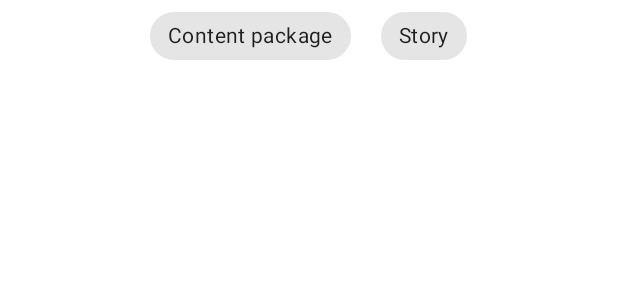
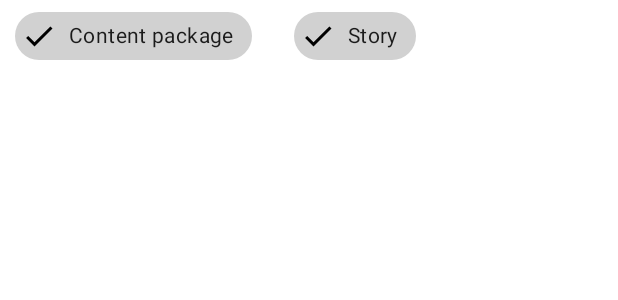
Before and after one commit to SabaPablo/CBCNews, an Android app: the layout fragment_home.xml on its own in the app's theme, with its tools: preview values and no code run, on a phone screen of 412 x 824 dp. Shown: the top 300 px of the screen. Run offline under Robolectric (Android 15) with nearby library versions, the phone set to English and light mode, and no system bars.

Commit message:
added filters

```diff
--- a/app/src/main/res/layout/activity_main.xml
+++ b/app/src/main/res/layout/activity_main.xml
@@ -41,7 +41,7 @@
                         android:layout_width="wrap_content"
                         android:layout_height="wrap_content"
                         android:fontFamily="sans-serif-medium"
-                        android:text="CBC"
+                        android:text="CBC News"
                         android:textSize="30sp" />
 
                 </LinearLayout>
--- a/app/src/main/res/layout/fragment_home.xml
+++ b/app/src/main/res/layout/fragment_home.xml
@@ -6,8 +6,8 @@
     android:layout_height="match_parent"
     tools:context=".ui.home.HomeFragment">
 
-    <com.google.android.flexbox.FlexboxLayout
-        android:id="@+id/flexboxLayout"
+    <com.google.android.material.chip.ChipGroup
+        android:id="@+id/filter_cg"
         android:layout_width="match_parent"
         android:layout_height="wrap_content"
         android:gravity="clip_horizontal"
@@ -25,6 +25,7 @@
                 android:layout_height="wrap_content"
                 android:layout_marginLeft="10dp"
                 android:layout_marginRight="10dp"
+                android:checked="true"
                 android:text="Content package" />
 
             <com.google.android.material.chip.Chip
@@ -33,15 +34,15 @@
                 android:layout_height="wrap_content"
                 android:layout_marginLeft="10dp"
                 android:layout_marginRight="10dp"
-
+                android:checked="true"
                 android:text="Story" />
-    </com.google.android.flexbox.FlexboxLayout>
+    </com.google.android.material.chip.ChipGroup>
 
     <androidx.recyclerview.widget.RecyclerView
         android:id="@+id/news_rv"
         android:layout_width="match_parent"
         android:layout_height="0dp"
         app:layout_constraintBottom_toBottomOf="parent"
-        app:layout_constraintTop_toBottomOf="@+id/flexboxLayout"
+        app:layout_constraintTop_toBottomOf="@+id/filter_cg"
         tools:layout_editor_absoluteX="16dp" />
 </androidx.constraintlayout.widget.ConstraintLayout>
```
Also changed, not shown: app/src/main/java/com/doce/cactus/saba/cbcnews/MainActivity.kt (+6 -6 lines), app/src/main/java/com/doce/cactus/saba/cbcnews/ui/home/HomeFragment.kt (+12 -2 lines), app/src/main/java/com/doce/cactus/saba/cbcnews/ui/home/HomeViewModel.kt (+35 -1 lines), app/src/main/java/com/doce/cactus/saba/cbcnews/ui/home/NewsAdapter.kt (+9 -2 lines).
